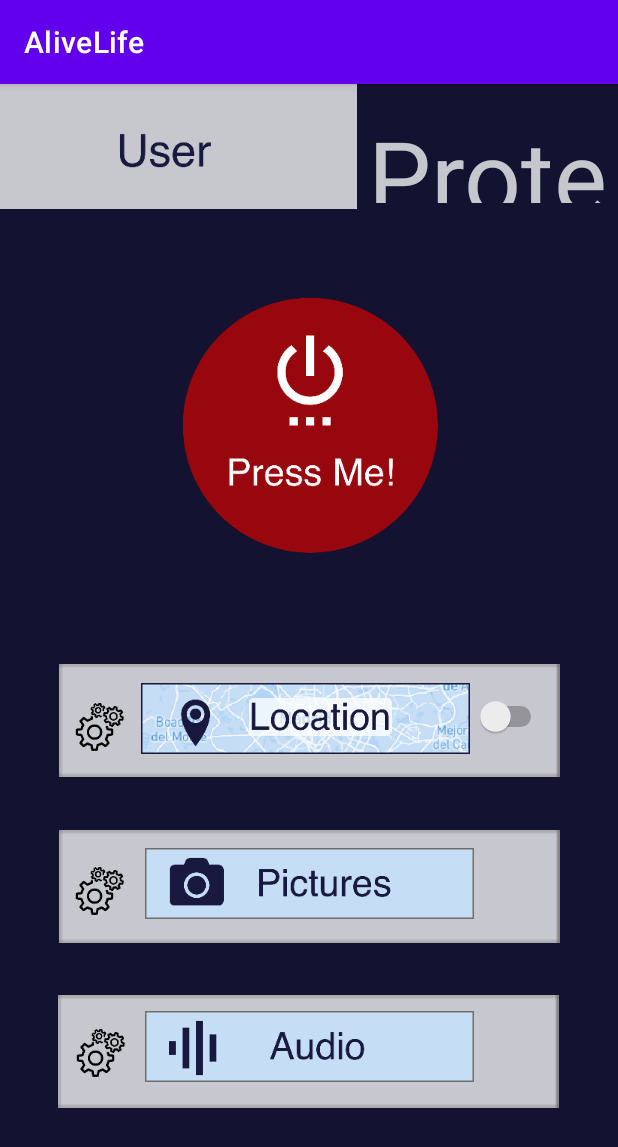
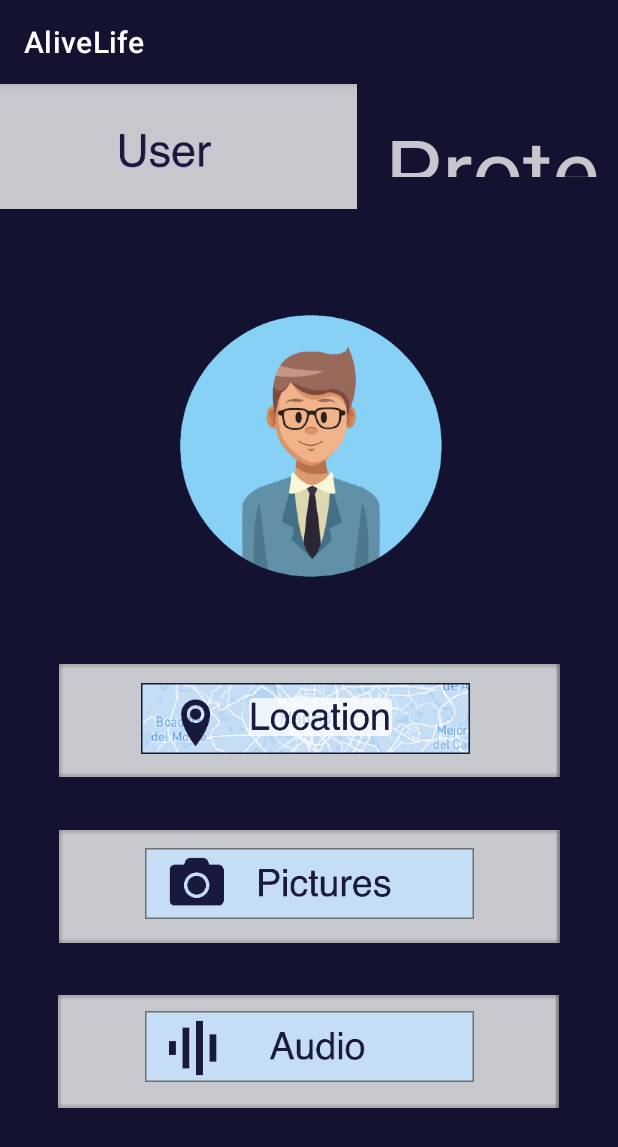
Before and after one commit to DrakeMistBorn/AndroidApps, an Android app: the ProtectorView screen opened directly, with no data from a screen before it, on a phone screen of 412 x 824 dp. Shown: the top 1147 px of the screen. Run offline under Robolectric (Android 15) with nearby library versions, the phone set to English and light mode, and no system bars.

Commit message:
protector view changed and colors correct

```diff
--- a/AliveLife2 - copia/app/src/main/res/layout/activity_protector_view.xml
+++ b/AliveLife2 - copia/app/src/main/res/layout/activity_protector_view.xml
@@ -21,20 +21,26 @@
 
 
 
+
+
+
+
+
+
     ]]>
 
-    <ImageButton
+    <ImageView
         android:id="@+id/redButton"
-        android:layout_width="333dp"
-        android:layout_height="332dp"
+        android:layout_width="216dp"
+        android:layout_height="216dp"
         android:backgroundTint="#00000E25"
+        android:src="@drawable/avatar"
         app:layout_constraintBottom_toBottomOf="parent"
         app:layout_constraintEnd_toEndOf="parent"
-        app:layout_constraintHorizontal_bias="0.512"
+        app:layout_constraintHorizontal_bias="0.507"
         app:layout_constraintStart_toStartOf="parent"
         app:layout_constraintTop_toTopOf="parent"
-        app:layout_constraintVertical_bias="0.14"
-        app:srcCompat="@drawable/red_button_states"
+        app:layout_constraintVertical_bias="0.242"
         tools:ignore="MissingConstraints" />
 
     <ImageView
@@ -68,6 +74,7 @@
         android:layout_width="334dp"
         android:layout_height="126dp"
         android:layout_marginStart="2dp"
+        android:backgroundTint="#BCBAC5"
         app:layout_constraintBottom_toBottomOf="@+id/whiteSquare3"
         app:layout_constraintEnd_toEndOf="parent"
         app:layout_constraintHorizontal_bias="0.49"
@@ -77,86 +84,6 @@
         app:srcCompat="@drawable/square_white"
         tools:ignore="MissingConstraints" />
 
-    <Switch
-        android:id="@+id/switchLocation"
-        android:layout_width="wrap_content"
-        android:layout_height="wrap_content"
-        android:layout_marginTop="47dp"
-        android:layout_marginBottom="52dp"
-        app:layout_constraintBottom_toBottomOf="@+id/whiteSquare2"
-        app:layout_constraintEnd_toEndOf="@+id/whiteSquare2"
-        app:layout_constraintHorizontal_bias="0.97"
-        app:layout_constraintStart_toStartOf="@+id/whiteSquare2"
-        app:layout_constraintTop_toTopOf="@+id/whiteSquare2"
-        app:layout_constraintVertical_bias="1.0" />
-
-    <Switch
-        android:id="@+id/switchPictures"
-        android:layout_width="wrap_content"
-        android:layout_height="wrap_content"
-        app:layout_constraintBottom_toTopOf="@+id/whiteSquare"
-        app:layout_constraintEnd_toEndOf="@+id/whiteSquare"
-        app:layout_constraintHorizontal_bias="0.97"
-        app:layout_constraintStart_toStartOf="@+id/whiteSquare"
-        app:layout_constraintTop_toBottomOf="@+id/whiteSquare"
-        app:layout_constraintVertical_bias="0.5" />
-
-
-    <Switch
-        android:id="@+id/switchAudio"
-        android:layout_width="wrap_content"
-        android:layout_height="wrap_content"
-        app:layout_constraintBottom_toTopOf="@+id/whiteSquare3"
-        app:layout_constraintEnd_toEndOf="@+id/whiteSquare3"
-        app:layout_constraintHorizontal_bias="0.97"
-        app:layout_constraintStart_toStartOf="@+id/whiteSquare3"
-        app:layout_constraintTop_toBottomOf="@+id/whiteSquare3"
-        app:layout_constraintVertical_bias="0.509" />
-
-    <ImageButton
-        android:id="@+id/settingsLocation"
-        android:layout_width="wrap_content"
-        android:layout_height="wrap_content"
-        android:background="#000000"
-        android:backgroundTint="#00000E25"
-        app:layout_constraintBottom_toTopOf="@+id/whiteSquare"
-        app:layout_constraintEnd_toEndOf="@+id/whiteSquare2"
-        app:layout_constraintHorizontal_bias="0.03"
-        app:layout_constraintStart_toStartOf="@+id/whiteSquare2"
-        app:layout_constraintTop_toTopOf="@+id/whiteSquare2"
-        app:layout_constraintVertical_bias="0.701"
-        app:srcCompat="@drawable/conf_btn"
-        tools:ignore="MissingConstraints" />
-
-    <ImageButton
-        android:id="@+id/settingsPictures"
-        android:layout_width="wrap_content"
-        android:layout_height="wrap_content"
-        android:background="#000000"
-        android:backgroundTint="#00000E25"
-        app:layout_constraintBottom_toTopOf="@+id/whiteSquare3"
-        app:layout_constraintEnd_toEndOf="@+id/whiteSquare"
-        app:layout_constraintHorizontal_bias="0.03"
-        app:layout_constraintStart_toStartOf="@+id/whiteSquare"
-        app:layout_constraintTop_toBottomOf="@+id/whiteSquare2"
-        app:layout_constraintVertical_bias="0.6"
-        app:srcCompat="@drawable/conf_btn"
-        tools:ignore="MissingConstraints" />
-
-    <ImageButton
-        android:id="@+id/settingsAudio"
-        android:layout_width="wrap_content"
-        android:layout_height="wrap_content"
-        android:background="#000000"
-        android:backgroundTint="#00000E25"
-        app:layout_constraintBottom_toBottomOf="@+id/whiteSquare3"
-        app:layout_constraintEnd_toEndOf="@+id/whiteSquare3"
-        app:layout_constraintHorizontal_bias="0.033"
-        app:layout_constraintStart_toStartOf="@+id/whiteSquare3"
-        app:layout_constraintTop_toTopOf="@+id/whiteSquare3"
-        app:layout_constraintVertical_bias="0.539"
-        app:srcCompat="@drawable/conf_btn"
-        tools:ignore="MissingConstraints"></ImageButton>
 
     <ImageButton
         android:id="@+id/userViewBttn"
@@ -175,14 +102,14 @@
 
     <TextView
         android:id="@+id/UserViewTest"
-        android:layout_width="161dp"
-        android:layout_height="63dp"
+        android:layout_width="148dp"
+        android:layout_height="45dp"
         android:text="Protector"
         android:textColor="#C2FFFFFF"
-        android:textSize="100px"
+        android:textSize="90px"
         app:layout_constraintBottom_toBottomOf="parent"
         app:layout_constraintEnd_toEndOf="parent"
-        app:layout_constraintHorizontal_bias="0.98"
+        app:layout_constraintHorizontal_bias="0.973"
         app:layout_constraintStart_toStartOf="parent"
         app:layout_constraintTop_toTopOf="parent"
         app:layout_constraintVertical_bias="0.023"
--- a/AliveLife2 - copia/app/src/main/res/values-night/themes.xml
+++ b/AliveLife2 - copia/app/src/main/res/values-night/themes.xml
@@ -2,9 +2,9 @@
     <!-- Base application theme. -->
     <style name="Theme.AliveLife" parent="Theme.MaterialComponents.DayNight.DarkActionBar">
         <!-- Primary brand color. -->
-        <item name="colorPrimary">@color/purple_200</item>
-        <item name="colorPrimaryVariant">@color/purple_700</item>
-        <item name="colorOnPrimary">@color/black</item>
+        <item name="colorPrimary">@color/dark_blue</item>
+        <item name="colorPrimaryVariant">@color/white_gray</item>
+        <item name="colorOnPrimary">@color/red_buttonColor</item>
         <!-- Secondary brand color. -->
         <item name="colorSecondary">@color/teal_200</item>
         <item name="colorSecondaryVariant">@color/teal_200</item>
--- a/AliveLife2 - copia/app/src/main/res/values/colors.xml
+++ b/AliveLife2 - copia/app/src/main/res/values/colors.xml
@@ -1,5 +1,8 @@
 <?xml version="1.0" encoding="utf-8"?>
 <resources>
+    <color name="dark_blue">#131231</color>
+    <color name="red_buttonColor">#9A0911</color>
+    <color name="white_gray">#BCBAC5</color>
     <color name="purple_200">#FFBB86FC</color>
     <color name="purple_500">#FF6200EE</color>
     <color name="purple_700">#FF3700B3</color>
--- a/AliveLife2 - copia/app/src/main/res/values/themes.xml
+++ b/AliveLife2 - copia/app/src/main/res/values/themes.xml
@@ -2,9 +2,9 @@
     <!-- Base application theme. -->
     <style name="Theme.AliveLife" parent="Theme.MaterialComponents.DayNight.DarkActionBar">
         <!-- Primary brand color. -->
-        <item name="colorPrimary">@color/purple_500</item>
-        <item name="colorPrimaryVariant">@color/purple_700</item>
-        <item name="colorOnPrimary">@color/white</item>
+        <item name="colorPrimary">@color/dark_blue</item>
+        <item name="colorPrimaryVariant">@color/white_gray</item>
+        <item name="colorOnPrimary">@color/red_buttonColor</item>
         <!-- Secondary brand color. -->
         <item name="colorSecondary">@color/teal_200</item>
         <item name="colorSecondaryVariant">@color/teal_700</item>
```
